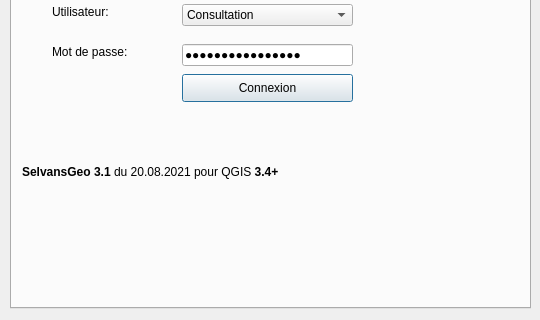
Old version of the form ui_selvansgeo.ui in the repository sitn/SelvansGeo; both pictures show x 0 to 540 and y 282 to 602 of the 540 by 602 pixel window.
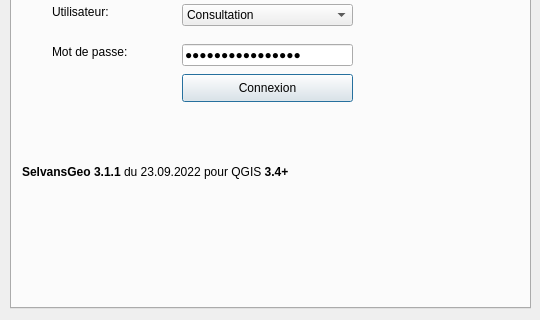
New version of the form.

Patch:
```diff
--- a/ui_selvansgeo.ui
+++ b/ui_selvansgeo.ui
@@ -286,7 +286,7 @@
          </rect>
         </property>
         <property name="text">
-         <string>&lt;html&gt;&lt;head/&gt;&lt;body&gt;&lt;p&gt;&lt;span style=&quot; font-weight:600;&quot;&gt;SelvansGeo 3.1&lt;/span&gt; du 20.08.2021 pour QGIS &lt;span style=&quot; font-weight:600;&quot;&gt;3.4+&lt;/span&gt;&lt;/p&gt;&lt;/body&gt;&lt;/html&gt;</string>
+         <string>&lt;html&gt;&lt;head/&gt;&lt;body&gt;&lt;p&gt;&lt;span style=&quot; font-weight:600;&quot;&gt;SelvansGeo 3.1.1&lt;/span&gt; du 23.09.2022 pour QGIS &lt;span style=&quot; font-weight:600;&quot;&gt;3.4+&lt;/span&gt;&lt;/p&gt;&lt;/body&gt;&lt;/html&gt;</string>
         </property>
        </widget>
       </widget>
```
